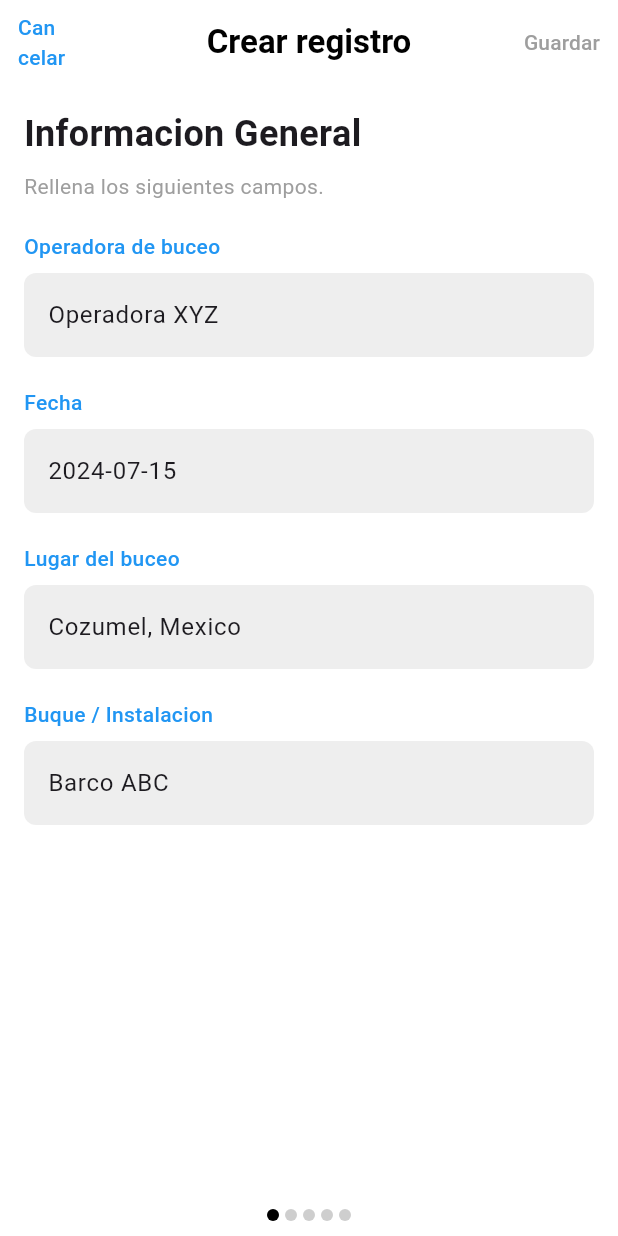
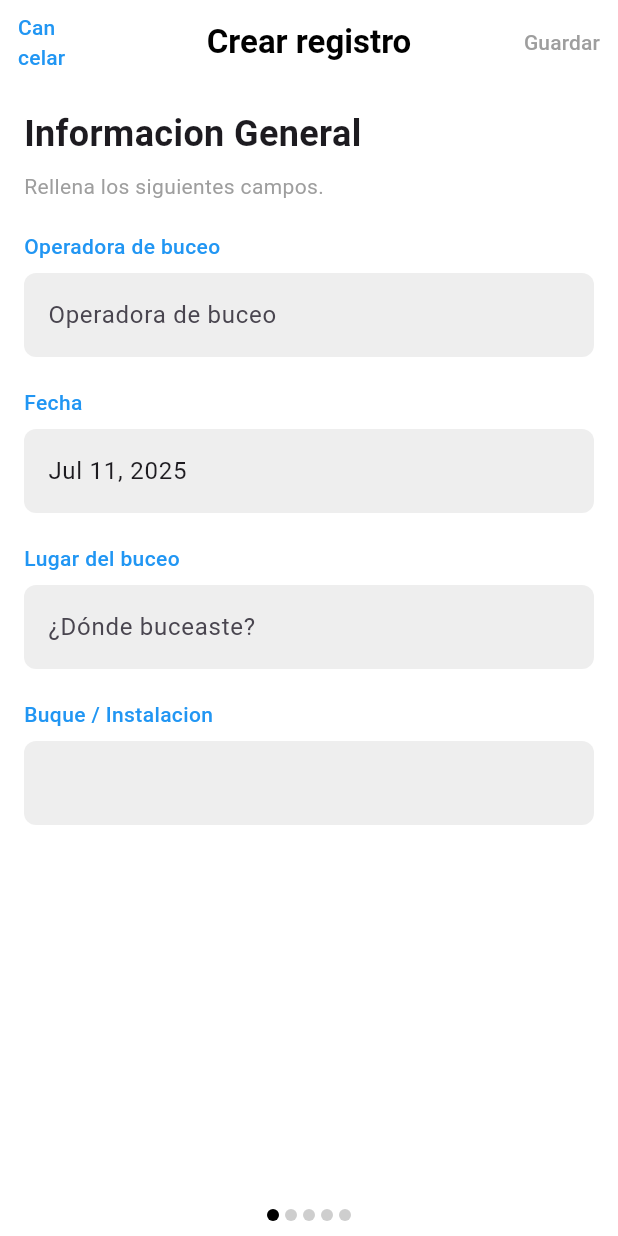
Before and after one commit to lagunal/Divelog, a Flutter app: the screen it shows after launch, after a tap on the "add" icon, on a phone screen of 412 x 824 dp. Run offline on Flutter 3.47's test engine with Material 3 defaults, Android fonts, the phone set to English and light mode, and no system bars.

Commit message:
Added mutiselection for dive type and Add func

```diff
--- a/lib/dive_detail_screen.dart
+++ b/lib/dive_detail_screen.dart
@@ -1,4 +1,5 @@
 import 'package:flutter/material.dart';
+import 'package:intl/intl.dart';
 import 'models/dive.dart';
 
 class DiveDetailScreen extends StatefulWidget {
@@ -22,11 +23,21 @@ class _DiveDetailScreenState extends State<DiveDetailScreen> {
   @override
   void initState() {
     super.initState();
-    _diveOperatorController.text = 'Operadora XYZ';
-    _dateController.text = '2024-07-15';
-    _locationController.text = 'Cozumel, Mexico';
-    _boatController.text = 'Barco ABC';
-    _diveType = widget.dive.diveType;
+    _diveOperatorController.text = widget.dive.diveOperator;
+    _dateController.text = DateFormat.yMMMd().format(widget.dive.date);
+    _locationController.text = widget.dive.location;
+    _boatController.text = widget.dive.boat;
+
+    // Defensive check for diveType
+    if (widget.dive.diveType is List<String>) {
+      _diveType = widget.dive.diveType;
+    } else if (widget.dive.diveType is String) {
+      // If it's a String, convert it to a List containing that string
+      _diveType = [widget.dive.diveType as String];
+    } else {
+      // Fallback to an empty list if type is unexpected
+      _diveType = [];
+    }
 
     _pageController.addListener(() {
       setState(() {
--- a/lib/dives_screen.dart
+++ b/lib/dives_screen.dart
@@ -119,7 +119,7 @@ class _DivesScreenState extends State<DivesScreen> {
                   context,
                   MaterialPageRoute(
                     builder: (context) => DiveDetailScreen(
-                      dive: Dive(date: DateTime.now(), location: '', diveType: ['Scuba']),
+                      dive: Dive(date: DateTime.now(), location: '', diveOperator: '', boat: '', diveType: []),
                     ),
                   ),
                 );
--- a/lib/models/dive.dart
+++ b/lib/models/dive.dart
@@ -5,11 +5,11 @@ class Dive {
   final String boat;
   final List<String> diveType;
 
-  Dive({
-    required this.location,
-    required this.date,
-    this.diveOperator = 'N/A',
-    this.boat = 'N/A',
-    this.diveType = const ['Scuba'],
-  });
+  Dive(
+      {required this.location,
+      required this.date,
+      this.diveOperator = 'N/A',
+      this.boat = 'N/A',
+      List<String>? diveType})
+      : diveType = diveType ?? ['Scuba'];
 }
```
